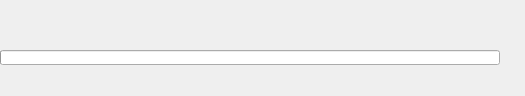
This is kde/package-manager/manager/ui/progressdialog_v4.ui in pars-linux/uludag as Qt 5 draws it before an edit. The edited form follows.
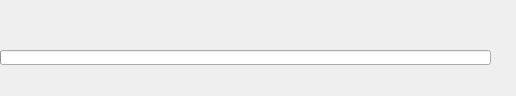
This is the edited form. Icons and pictures are not drawn.

Commit message: * Show QProgressIndicator until pisi is ready

```diff
--- a/kde/package-manager/manager/ui/progressdialog_v4.ui
+++ b/kde/package-manager/manager/ui/progressdialog_v4.ui
@@ -6,7 +6,7 @@
    <rect>
     <x>0</x>
     <y>0</y>
-    <width>525</width>
+    <width>516</width>
     <height>96</height>
    </rect>
   </property>
@@ -24,6 +24,15 @@
 background:rgba(0,0,0,0);
 }</string>
   </property>
+  <layout class="QVBoxLayout" name="mainLayout">
+   <property name="spacing">
+    <number>0</number>
+   </property>
+   <property name="margin">
+    <number>0</number>
+   </property>
+   <item>
+    <widget class="QWidget" name="widget" native="true">
   <layout class="QGridLayout" name="gridLayout">
    <property name="margin">
     <number>0</number>
@@ -123,7 +132,7 @@
          <item>
           <widget class="QTextBrowser" name="actionLabel">
            <property name="sizePolicy">
-            <sizepolicy hsizetype="Expanding" vsizetype="Fixed">
+               <sizepolicy hsizetype="Expanding" vsizetype="Expanding">
              <horstretch>0</horstretch>
              <verstretch>0</verstretch>
             </sizepolicy>
@@ -140,12 +149,6 @@
              <height>17</height>
             </size>
            </property>
-           <property name="font">
-            <font>
-             <pointsize>8</pointsize>
-             <italic>true</italic>
-            </font>
-           </property>
            <property name="frameShape">
             <enum>QFrame::NoFrame</enum>
            </property>
@@ -159,7 +162,7 @@
             <string notr="true">&lt;!DOCTYPE HTML PUBLIC &quot;-//W3C//DTD HTML 4.0//EN&quot; &quot;http://www.w3.org/TR/REC-html40/strict.dtd&quot;&gt;
 &lt;html&gt;&lt;head&gt;&lt;meta name=&quot;qrichtext&quot; content=&quot;1&quot; /&gt;&lt;style type=&quot;text/css&quot;&gt;
 p, li { white-space: pre-wrap; }
-&lt;/style&gt;&lt;/head&gt;&lt;body style=&quot; font-family:'Droid Sans'; font-size:8pt; font-weight:400; font-style:italic;&quot;&gt;
+&lt;/style&gt;&lt;/head&gt;&lt;body style=&quot; font-family:'Droid Sans'; font-size:9pt; font-weight:400; font-style:normal;&quot;&gt;
 &lt;p style=&quot;-qt-paragraph-type:empty; margin-top:0px; margin-bottom:0px; margin-left:0px; margin-right:0px; -qt-block-indent:0; text-indent:0px;&quot;&gt;&lt;/p&gt;&lt;/body&gt;&lt;/html&gt;</string>
            </property>
           </widget>
@@ -377,6 +380,9 @@
       </widget>
      </item>
     </layout>
+      </item>
+     </layout>
+    </widget>
    </item>
   </layout>
  </widget>
```
Left out of the diff: 29 changed lines with no effect on the pictures. Lines whose indentation alone changed are shown as unchanged. The commit also changes 1 other file.
